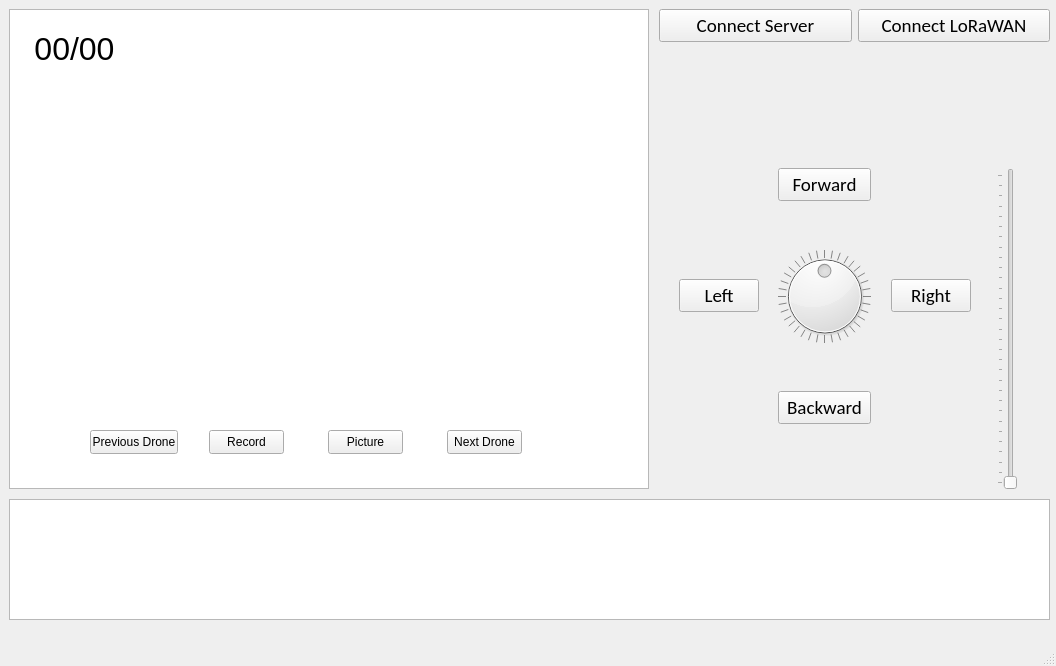
First picture: the form in Application/_APP_Quadcopter/quadcopter_mainwindow.ui, repository mend0z0/Drone, before the edit.
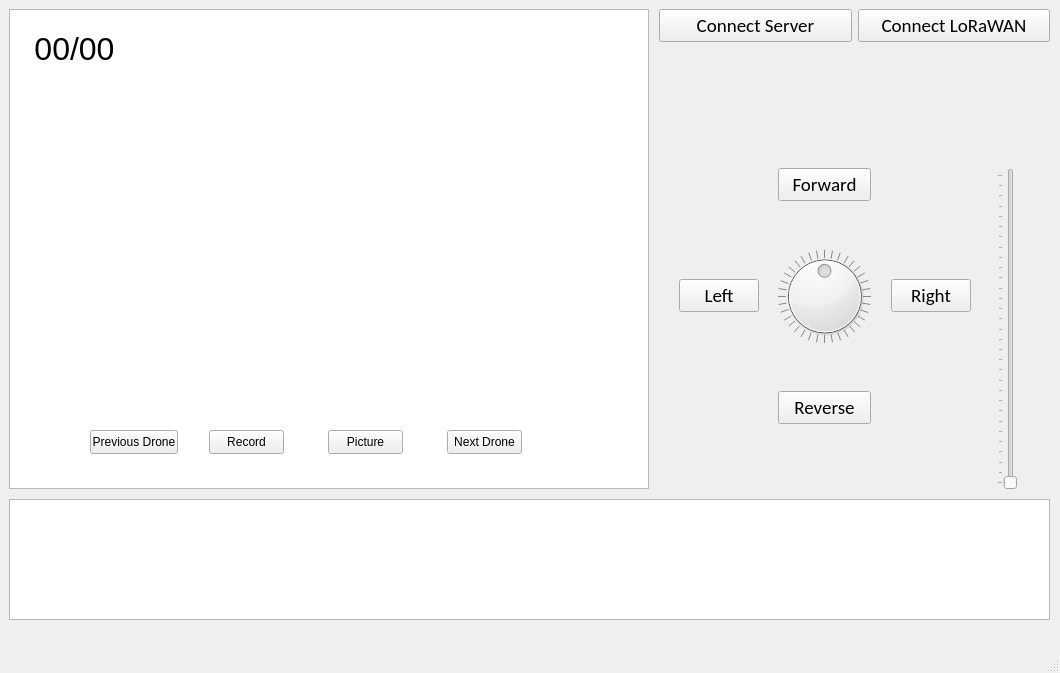
Second picture: the form after the edit.

```diff
--- a/Application/_APP_Quadcopter/quadcopter_mainwindow.ui
+++ b/Application/_APP_Quadcopter/quadcopter_mainwindow.ui
@@ -6,8 +6,8 @@
    <rect>
     <x>0</x>
     <y>0</y>
-    <width>1056</width>
-    <height>666</height>
+    <width>1060</width>
+    <height>673</height>
    </rect>
   </property>
   <property name="windowTitle">
@@ -99,7 +99,7 @@
      <string>Picture</string>
     </property>
    </widget>
-   <widget class="QWidget" name="">
+   <widget class="QWidget" name="layoutWidget">
     <property name="geometry">
      <rect>
       <x>659</x>
@@ -249,7 +249,7 @@
           </font>
          </property>
          <property name="text">
-          <string>Backward</string>
+          <string>Reverse</string>
          </property>
         </widget>
        </item>
```
Left out of the diff: 54 changed lines with no effect on the pictures.
